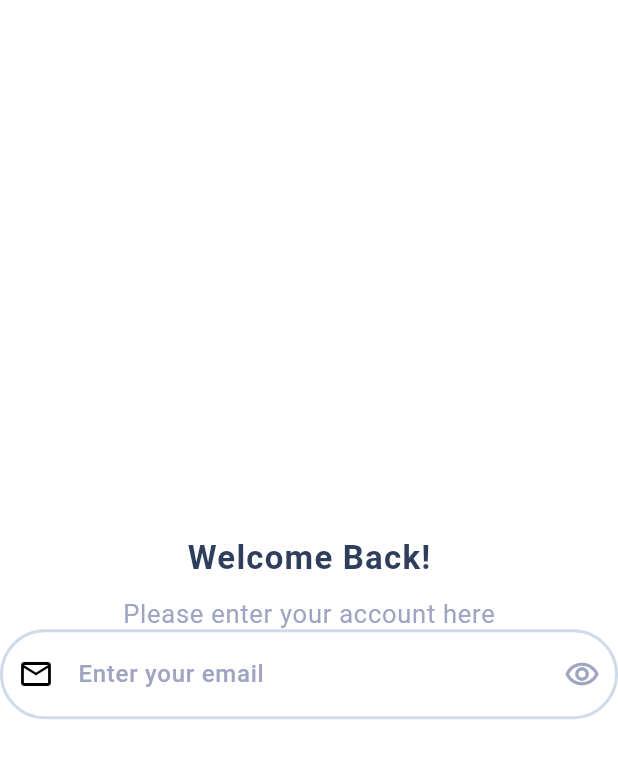
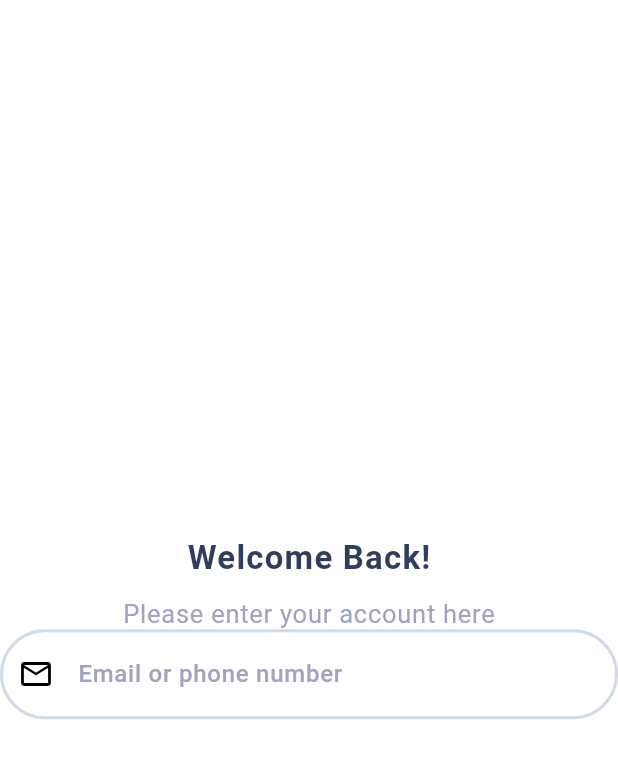
Before and after one commit to didierganthier/cook-snap, a Flutter app: the screen it shows after launch, on a phone screen of 412 x 824 dp. Shown: the top 758 px of the screen. Run offline on Flutter 3.47's test engine with Material 3 defaults, Android fonts, the light colour scheme and no system bars; our stand-ins replace flutter_dotenv, google_sign_in, sign_in_with_apple, supabase_flutter; accounts and stored records are empty.

Commit message:
fix: update InputField custom widget

```diff
--- a/lib/app/ui/widgets/input_field.dart
+++ b/lib/app/ui/widgets/input_field.dart
@@ -1,46 +1,62 @@
 import 'package:cook_snap/app/constants/app_constants.dart';
 import 'package:flutter/material.dart';
 
+enum InputFieldType { email, password }
+
 class InputField extends StatelessWidget {
   final String? Function(String?)? validator;
-  const InputField({super.key, this.validator});
+  final InputFieldType type;
+  final String? hint;
+
+  const InputField({
+    super.key,
+    this.validator,
+    this.type = InputFieldType.email,
+    this.hint,
+  });
 
   @override
   Widget build(BuildContext context) {
+    const inputFieldBorder = OutlineInputBorder(
+      borderRadius: BorderRadius.all(Radius.circular(32.0)),
+      borderSide: BorderSide(color: AppColors.borderColor, width: 2.0),
+    );
+
+    OutlineInputBorder focusedInputFieldBorder = inputFieldBorder.copyWith(
+      borderSide: const BorderSide(color: AppColors.accentColor, width: 2.0),
+    );
+
+    Icon? getPrefixIcon() {
+      IconData iconData;
+      switch (type) {
+        case InputFieldType.email:
+          iconData = Icons.email_outlined;
+        case InputFieldType.password:
+          iconData = Icons.lock_outline;
+      }
+      return Icon(iconData);
+    }
+
     return TextFormField(
-      obscureText: true,
+      obscureText: type == InputFieldType.password,
       validator: validator,
-      style: const TextStyle(
-        color: AppColors.textColor,
-        fontSize: 16.0,
-        fontWeight: FontWeight.w500,
-      ),
+      style: TextThemes.textFieldsStyle,
       onTapOutside: (event) {
         FocusScope.of(context).unfocus();
       },
-      decoration: const InputDecoration(
-        enabledBorder: OutlineInputBorder(
-          borderRadius: BorderRadius.all(Radius.circular(32.0)),
-          borderSide: BorderSide(color: AppColors.borderColor, width: 2.0),
-        ),
-        focusedBorder: OutlineInputBorder(
-          borderSide: BorderSide(color: AppColors.accentColor, width: 2.0),
-          borderRadius: BorderRadius.all(Radius.circular(32.0)),
-        ),
-        hintStyle: TextStyle(
-          color: AppColors.secondaryColor,
-          fontSize: 16.0,
-          fontWeight: FontWeight.w500,
-        ),
-        prefixIcon: Icon(Icons.email_outlined),
-        suffixIcon: Icon(Icons.remove_red_eye_outlined,
-            color: AppColors.secondaryColor),
-        contentPadding: EdgeInsets.symmetric(vertical: 18.0, horizontal: 32.0),
-        border: OutlineInputBorder(
-          borderRadius: BorderRadius.all(Radius.circular(32.0)),
-          borderSide: BorderSide(color: AppColors.borderColor, width: 2.0),
-        ),
-        hintText: 'Enter your email',
+      decoration: InputDecoration(
+        enabledBorder: inputFieldBorder,
+        focusedBorder: focusedInputFieldBorder,
+        hintStyle: TextThemes.textFieldsHintStyle,
+        prefixIcon: getPrefixIcon(),
+        suffixIcon: type == InputFieldType.password
+            ? const Icon(Icons.remove_red_eye_outlined,
+                color: AppColors.secondaryColor)
+            : null,
+        contentPadding:
+            const EdgeInsets.symmetric(vertical: 18.0, horizontal: 32.0),
+        border: inputFieldBorder,
+        hintText: hint,
       ),
     );
   }
```
